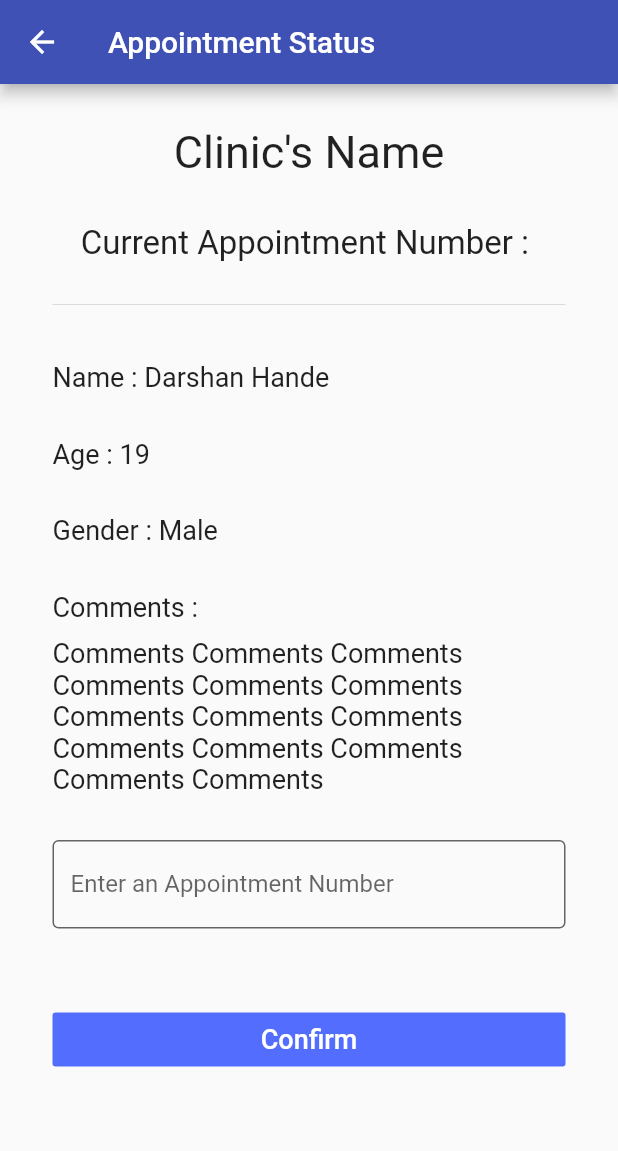
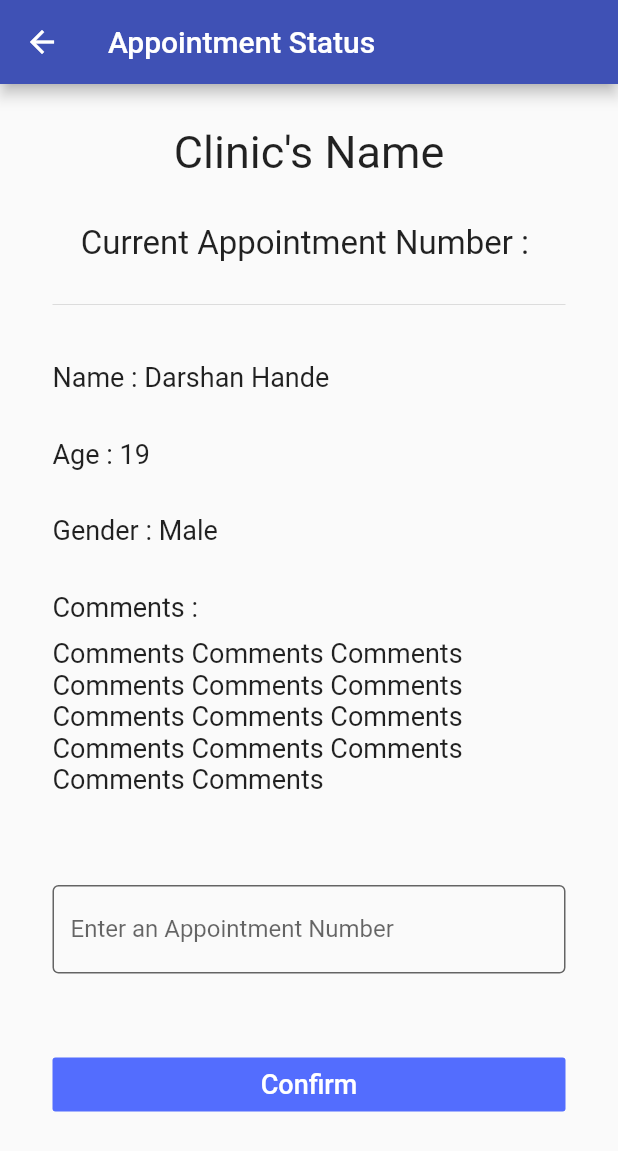
Before and after one commit to iiitv/hackiiitv20-submissions, a Flutter app: the ConfirmAppointment screen opened directly, on a phone screen of 412 x 824 dp. Shown: the top 1151 px of the screen. Run offline on Flutter 3.47's test engine with Material 2 defaults, Android fonts, the phone set to English and light mode, and no system bars; our stand-ins replace cloud_firestore, firebase_auth, firebase_core, firebase_storage, google_sign_in, image_picker; accounts and stored records are empty; network calls fail.

Commit message:
small change

```diff
--- a/team#33 - 3/clinico/lib/pages/doctorDashboard/confirmAppointment.dart
+++ b/team#33 - 3/clinico/lib/pages/doctorDashboard/confirmAppointment.dart
@@ -116,6 +116,15 @@ class _ConfirmAppointmentState extends State<ConfirmAppointment> {
                         SizedBox(
                           height: 30,
                         ),
+                        // Container(
+                        //   child: Image.network(
+                        //     'image.url',
+                        //     height: 300,
+                        //   ),
+                        // ),
+                        SizedBox(
+                          height:30
+                        ),
                         TextFormField(
                           controller: appointmentNumberController,
                           keyboardType: TextInputType.number,
```
